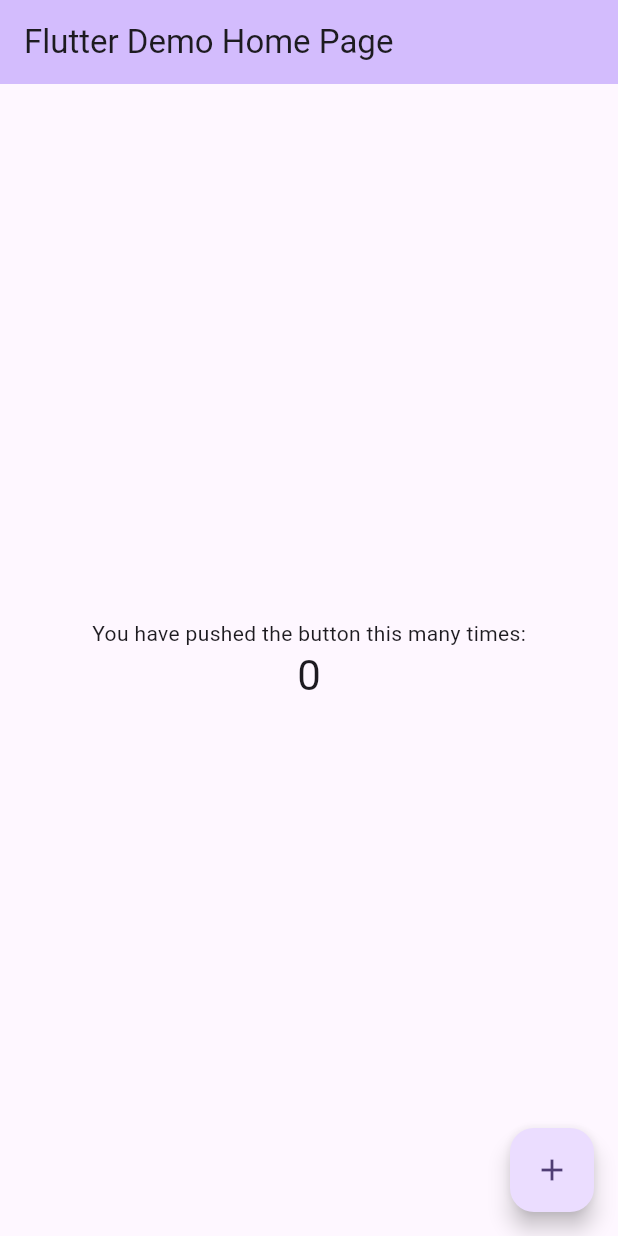
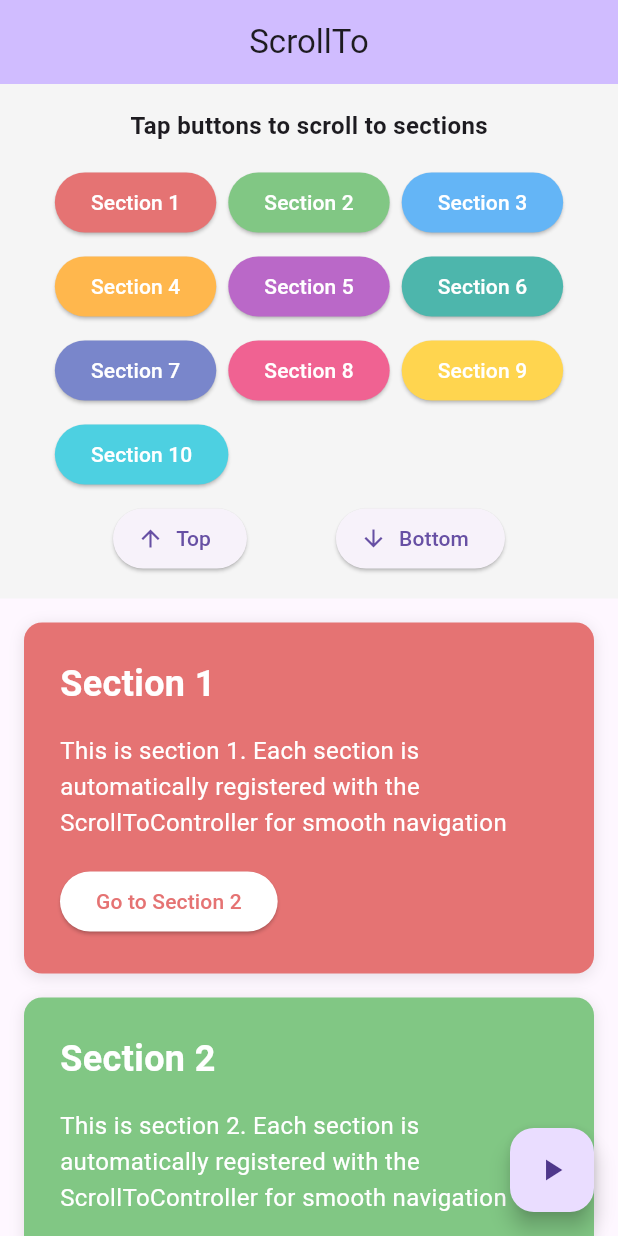
Before and after one commit to geridev12/scroll_to, a Flutter app: the screen it shows after launch, on a phone screen of 412 x 824 dp. Run offline on Flutter 3.47's test engine with Material 3 defaults, Android fonts, the phone set to English and light mode, and no system bars.

Commit message:
feat: Add examples to show how the package works

```diff
--- a/example/lib/main.dart
+++ b/example/lib/main.dart
@@ -1,4 +1,8 @@
+import 'dart:collection';
+
+import 'package:flutter/foundation.dart';
 import 'package:flutter/material.dart';
+import 'package:scroll_to/scroll_to.dart';
 
 void main() {
   runApp(const MyApp());
@@ -7,116 +11,324 @@ void main() {
 class MyApp extends StatelessWidget {
   const MyApp({super.key});
 
-  // This widget is the root of your application.
   @override
   Widget build(BuildContext context) {
     return MaterialApp(
-      title: 'Flutter Demo',
-      theme: ThemeData(
-        // This is the theme of your application.
-        //
-        // TRY THIS: Try running your application with "flutter run". You'll see
-        // the application has a purple toolbar. Then, without quitting the app,
-        // try changing the seedColor in the colorScheme below to Colors.green
-        // and then invoke "hot reload" (save your changes or press the "hot
-        // reload" button in a Flutter-supported IDE, or press "r" if you used
-        // the command line to start the app).
-        //
-        // Notice that the counter didn't reset back to zero; the application
-        // state is not lost during the reload. To reset the state, use hot
-        // restart instead.
-        //
-        // This works for code too, not just values: Most code changes can be
-        // tested with just a hot reload.
-        colorScheme: ColorScheme.fromSeed(seedColor: Colors.deepPurple),
-      ),
-      home: const MyHomePage(title: 'Flutter Demo Home Page'),
+      title: 'ScrollTo Package Demo',
+      theme: ThemeData(primarySwatch: Colors.blue, useMaterial3: true),
+      home: const ScrollToDemo(),
     );
   }
 }
 
-class MyHomePage extends StatefulWidget {
-  const MyHomePage({super.key, required this.title});
-
-  // This widget is the home page of your application. It is stateful, meaning
-  // that it has a State object (defined below) that contains fields that affect
-  // how it looks.
-
-  // This class is the configuration for the state. It holds the values (in this
-  // case the title) provided by the parent (in this case the App widget) and
-  // used by the build method of the State. Fields in a Widget subclass are
-  // always marked "final".
-
-  final String title;
+class ScrollToDemo extends StatefulWidget {
+  const ScrollToDemo({super.key});
 
   @override
-  State<MyHomePage> createState() => _MyHomePageState();
+  State<ScrollToDemo> createState() => _ScrollToDemoState();
 }
 
-class _MyHomePageState extends State<MyHomePage> {
-  int _counter = 0;
+class _ScrollToDemoState extends State<ScrollToDemo> {
+  late final ScrollToController _scrollController;
+  final UnmodifiableListView<Color> _colors = UnmodifiableListView([
+    Colors.red.shade300,
+    Colors.green.shade300,
+    Colors.blue.shade300,
+    Colors.orange.shade300,
+    Colors.purple.shade300,
+    Colors.teal.shade300,
+    Colors.indigo.shade300,
+    Colors.pink.shade300,
+    Colors.amber.shade300,
+    Colors.cyan.shade300,
+  ]);
 
-  void _incrementCounter() {
-    setState(() {
-      // This call to setState tells the Flutter framework that something has
-      // changed in this State, which causes it to rerun the build method below
-      // so that the display can reflect the updated values. If we changed
-      // _counter without calling setState(), then the build method would not be
-      // called again, and so nothing would appear to happen.
-      _counter++;
+  @override
+  void initState() {
+    super.initState();
+    _scrollController = ScrollToController(
+      defaultConfig: const ScrollToConfig(debugMode: kDebugMode),
+    );
+  }
+
+  @override
+  void dispose() {
+    _scrollController.dispose();
+    super.dispose();
+  }
+
+  void _scrollToSection(int index) {
+    Future.delayed(const Duration(milliseconds: 100), () {
+      _scrollController.scrollToKey(
+        index,
+        config: ScrollToConfig(
+          duration: const Duration(milliseconds: 800),
+          animationType: ScrollAnimationType.easeInOut,
+          alignment: 0.1,
+          paddingTop: 16,
+          debugMode: true,
+          onScrollStart: () => debugPrint('Scroll started to section $index'),
+          onScrollComplete:
+              () => debugPrint('Scroll completed to section $index'),
+        ),
+      );
     });
   }
 
   @override
   Widget build(BuildContext context) {
-    // This method is rerun every time setState is called, for instance as done
-    // by the _incrementCounter method above.
-    //
-    // The Flutter framework has been optimized to make rerunning build methods
-    // fast, so that you can just rebuild anything that needs updating rather
-    // than having to individually change instances of widgets.
     return Scaffold(
       appBar: AppBar(
-        // TRY THIS: Try changing the color here to a specific color (to
-        // Colors.amber, perhaps?) and trigger a hot reload to see the AppBar
-        // change color while the other colors stay the same.
+        title: const Text('ScrollTo'),
+        centerTitle: true,
         backgroundColor: Theme.of(context).colorScheme.inversePrimary,
-        // Here we take the value from the MyHomePage object that was created by
-        // the App.build method, and use it to set our appbar title.
-        title: Text(widget.title),
       ),
-      body: Center(
-        // Center is a layout widget. It takes a single child and positions it
-        // in the middle of the parent.
-        child: Column(
-          // Column is also a layout widget. It takes a list of children and
-          // arranges them vertically. By default, it sizes itself to fit its
-          // children horizontally, and tries to be as tall as its parent.
-          //
-          // Column has various properties to control how it sizes itself and
-          // how it positions its children. Here we use mainAxisAlignment to
-          // center the children vertically; the main axis here is the vertical
-          // axis because Columns are vertical (the cross axis would be
-          // horizontal).
-          //
-          // TRY THIS: Invoke "debug painting" (choose the "Toggle Debug Paint"
-          // action in the IDE, or press "p" in the console), to see the
-          // wireframe for each widget.
-          mainAxisAlignment: MainAxisAlignment.center,
-          children: <Widget>[
-            const Text('You have pushed the button this many times:'),
-            Text(
-              '$_counter',
-              style: Theme.of(context).textTheme.headlineMedium,
+      body: Column(
+        children: [
+          Container(
+            padding: const EdgeInsets.all(16),
+            color: Colors.grey.shade100,
+            child: Column(
+              children: [
+                const Text(
+                  'Tap buttons to scroll to sections',
+                  style: TextStyle(fontSize: 16, fontWeight: FontWeight.bold),
+                ),
+                const SizedBox(height: 16),
+                Wrap(
+                  spacing: 8,
+                  runSpacing: 8,
+                  children: [
+                    for (int i = 0; i < _colors.length; i++) ...[
+                      ElevatedButton(
+                        onPressed: () => _scrollToSection(i),
+                        style: ElevatedButton.styleFrom(
+                          backgroundColor: _colors[i],
+                          foregroundColor: Colors.white,
+                        ),
+                        child: Text('Section ${i + 1}'),
+                      ),
+                    ],
+                  ],
+                ),
+                const SizedBox(height: 8),
+                Row(
+                  mainAxisAlignment: MainAxisAlignment.spaceEvenly,
+                  children: [
+                    ElevatedButton.icon(
+                      onPressed:
+                          () async => _scrollController.scrollToTop(
+                            config: ScrollToConfig.fast,
+                          ),
+                      icon: const Icon(Icons.arrow_upward),
+                      label: const Text('Top'),
+                    ),
+                    ElevatedButton.icon(
+                      onPressed:
+                          () async => _scrollController.scrollToBottom(
+                            config: ScrollToConfig.bouncy,
+                          ),
+                      icon: const Icon(Icons.arrow_downward),
+                      label: const Text('Bottom'),
+                    ),
+                  ],
+                ),
+              ],
+            ),
+          ),
+          Expanded(
+            child: SingleChildScrollView(
+              controller: _scrollController.scrollController,
+              padding: const EdgeInsets.all(16),
+              child: Column(
+                children: [
+                  for (int index = 0; index < _colors.length; index++) ...[
+                    ScrollToWidget(
+                      id: index,
+                      controller: _scrollController,
+                      child: Section(
+                        index: index,
+                        colors: _colors,
+                        scrollToSection:
+                            () =>
+                                _scrollToSection((index + 1) % _colors.length),
+                      ),
+                    ),
+                  ],
+                ],
+              ),
+            ),
+          ),
+        ],
+      ),
+      floatingActionButton: AnimatedBuilder(
+        animation: _scrollController,
+        builder: (context, child) {
+          return FloatingActionButton(
+            onPressed:
+                _scrollController.isScrolling
+                    ? null
+                    : () => _showAnimationDemo(context),
+            backgroundColor: _scrollController.isScrolling ? Colors.grey : null,
+            child: Icon(
+              _scrollController.isScrolling
+                  ? Icons.hourglass_empty
+                  : Icons.play_arrow,
+            ),
+          );
+        },
+      ),
+    );
+  }
+
+  void _showAnimationDemo(BuildContext context) {
+    showDialog(
+      context: context,
+      builder: (BuildContext context) {
+        return AlertDialog(
+          title: const Text('Animation Demo'),
+          content: Column(
+            mainAxisSize: MainAxisSize.min,
+            children: [
+              const Text('Choose an animation type:'),
+              const SizedBox(height: 16),
+              Wrap(
+                spacing: 8,
+                runSpacing: 8,
+                children: [
+                  AnimationButton(
+                    controller: _scrollController,
+                    label: 'Linear',
+                    config: ScrollToConfig.fast,
+                  ),
+                  AnimationButton(
+                    controller: _scrollController,
+                    label: 'Fast',
+                    config: ScrollToConfig.fast,
+                  ),
+                  AnimationButton(
+                    controller: _scrollController,
+                    label: 'Smooth',
+                    config: ScrollToConfig.smooth,
+                  ),
+                  AnimationButton(
+                    controller: _scrollController,
+                    label: 'Bouncy',
+                    config: ScrollToConfig.bouncy,
+                  ),
+                  AnimationButton(
+                    controller: _scrollController,
+                    label: 'Spring',
+                    config: ScrollToConfig.spring,
+                  ),
+                  AnimationButton(
+                    controller: _scrollController,
+                    label: 'Elastic',
+                    config: const ScrollToConfig(
+                      duration: Duration(milliseconds: 1500),
+                      animationType: ScrollAnimationType.elastic,
+                      alignment: 0.5,
+                    ),
+                  ),
+                ],
+              ),
+            ],
+          ),
+          actions: [
+            TextButton(
+              onPressed: () => Navigator.of(context).pop(),
+              child: const Text('Close'),
             ),
           ],
-        ),
-      ),
-      floatingActionButton: FloatingActionButton(
-        onPressed: _incrementCounter,
-        tooltip: 'Increment',
-        child: const Icon(Icons.add),
-      ), // This trailing comma makes auto-formatting nicer for build methods.
+        );
+      },
     );
   }
 }
+
+class AnimationButton extends StatelessWidget {
+  const AnimationButton({
+    super.key,
+    required this.controller,
+    required this.label,
+    required this.config,
+  });
+
+  final ScrollToController controller;
+  final String label;
+  final ScrollToConfig config;
+
+  @override
+  Widget build(BuildContext context) {
+    return ElevatedButton(
+      onPressed: () async {
+        Navigator.pop(context);
+        await controller.scrollToKey(5, config: config);
+      },
+      child: Text(label),
+    );
+  }
+}
+
+class Section extends StatelessWidget {
+  const Section({
+    super.key,
+    required this.index,
+    required this.colors,
+    required this.scrollToSection,
+  });
+
+  final int index;
+  final List<Color> colors;
+  final VoidCallback scrollToSection;
+
+  @override
+  Widget build(BuildContext context) {
+    return Container(
+      margin: const EdgeInsets.only(bottom: 16),
+      padding: const EdgeInsets.all(24),
+      decoration: BoxDecoration(
+        color: colors[index],
+        borderRadius: BorderRadius.circular(12),
+        boxShadow: [
+          BoxShadow(
+            color: Colors.black.withAlpha(26),
+            blurRadius: 8,
+            offset: const Offset(0, 2),
+          ),
+        ],
+      ),
+      child: Column(
+        crossAxisAlignment: CrossAxisAlignment.start,
+        children: [
+          Text(
+            'Section ${index + 1}',
+            style: const TextStyle(
+              fontSize: 24,
+              fontWeight: FontWeight.bold,
+              color: Colors.white,
+            ),
+          ),
+          const SizedBox(height: 16),
+          Text(
+            'This is section ${index + 1}. Each section is automatically registered with the ScrollToController for smooth navigation',
+            style: const TextStyle(
+              fontSize: 16,
+              color: Colors.white,
+              height: 1.5,
+            ),
+          ),
+          const SizedBox(height: 16),
+          ElevatedButton(
+            onPressed: scrollToSection,
+            style: ElevatedButton.styleFrom(
+              backgroundColor: Colors.white,
+              foregroundColor: colors[index],
+            ),
+            child: Text('Go to Section ${((index + 1) % colors.length) + 1}'),
+          ),
+        ],
+      ),
+    );
+  }
+}
```
